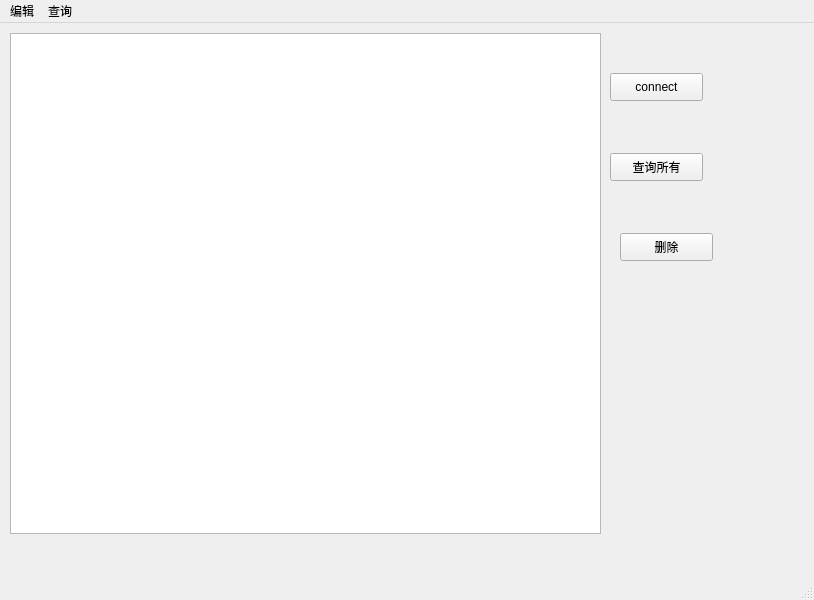
Old version of the form withmenu.ui in the repository kabu1204/ManagementSystem.
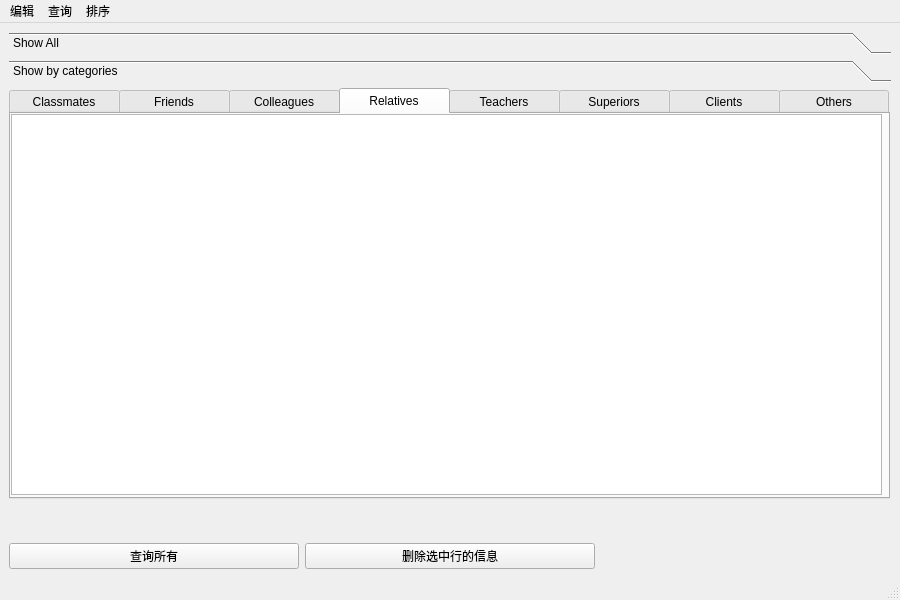
New version of the form.

Commit message: 完成列出所有信息和分类列出信息的功能。 完善了删除选中行信息的功能。

```diff
--- a/withmenu.ui
+++ b/withmenu.ui
@@ -6,7 +6,7 @@
    <rect>
     <x>0</x>
     <y>0</y>
-    <width>814</width>
+    <width>900</width>
     <height>600</height>
    </rect>
   </property>
@@ -14,62 +14,208 @@
    <string>MainWindow</string>
   </property>
   <widget class="QWidget" name="centralwidget">
-   <widget class="QTableView" name="tableView">
-    <property name="geometry">
-     <rect>
-      <x>10</x>
-      <y>10</y>
-      <width>591</width>
-      <height>501</height>
-     </rect>
-    </property>
-   </widget>
-   <widget class="QPushButton" name="connectButton">
-    <property name="geometry">
-     <rect>
-      <x>610</x>
-      <y>50</y>
-      <width>93</width>
-      <height>28</height>
-     </rect>
-    </property>
-    <property name="text">
-     <string>connect</string>
-    </property>
-   </widget>
-   <widget class="QPushButton" name="queryButton_1">
-    <property name="geometry">
-     <rect>
-      <x>610</x>
-      <y>130</y>
-      <width>93</width>
-      <height>28</height>
-     </rect>
-    </property>
-    <property name="text">
-     <string>查询所有</string>
-    </property>
-   </widget>
-   <widget class="QPushButton" name="deleteButton_1">
-    <property name="geometry">
-     <rect>
-      <x>620</x>
-      <y>210</y>
-      <width>93</width>
-      <height>28</height>
-     </rect>
-    </property>
-    <property name="text">
-     <string>删除</string>
-    </property>
-   </widget>
+   <layout class="QGridLayout" name="gridLayout">
+    <item row="0" column="0" colspan="3">
+     <widget class="QToolBox" name="toolBox">
+      <property name="currentIndex">
+       <number>1</number>
+      </property>
+      <widget class="QWidget" name="page">
+       <property name="geometry">
+        <rect>
+         <x>0</x>
+         <y>0</y>
+         <width>878</width>
+         <height>432</height>
+        </rect>
+       </property>
+       <attribute name="label">
+        <string>Show All</string>
+       </attribute>
+       <widget class="QTableView" name="allTable">
+        <property name="geometry">
+         <rect>
+          <x>0</x>
+          <y>-10</y>
+          <width>871</width>
+          <height>421</height>
+         </rect>
+        </property>
+       </widget>
+      </widget>
+      <widget class="QWidget" name="page_2">
+       <property name="geometry">
+        <rect>
+         <x>0</x>
+         <y>0</y>
+         <width>878</width>
+         <height>432</height>
+        </rect>
+       </property>
+       <attribute name="label">
+        <string>Show by categories</string>
+       </attribute>
+       <widget class="QTabWidget" name="tabWidget">
+        <property name="geometry">
+         <rect>
+          <x>0</x>
+          <y>0</y>
+          <width>881</width>
+          <height>411</height>
+         </rect>
+        </property>
+        <property name="styleSheet">
+         <string notr="true">QTabBar::tab{width:110}</string>
+        </property>
+        <property name="currentIndex">
+         <number>3</number>
+        </property>
+        <widget class="QWidget" name="classmatestab">
+         <attribute name="title">
+          <string>Classmates</string>
+         </attribute>
+         <widget class="QTableView" name="classmatesTable">
+          <property name="geometry">
+           <rect>
+            <x>0</x>
+            <y>0</y>
+            <width>871</width>
+            <height>381</height>
+           </rect>
+          </property>
+         </widget>
+        </widget>
+        <widget class="QWidget" name="friendstab">
+         <attribute name="title">
+          <string>Friends</string>
+         </attribute>
+         <widget class="QTableView" name="friendsTable">
+          <property name="geometry">
+           <rect>
+            <x>0</x>
+            <y>0</y>
+            <width>871</width>
+            <height>381</height>
+           </rect>
+          </property>
+         </widget>
+        </widget>
+        <widget class="QWidget" name="colleaguestab">
+         <attribute name="title">
+          <string>Colleagues</string>
+         </attribute>
+         <widget class="QTableView" name="colleaguesTable">
+          <property name="geometry">
+           <rect>
+            <x>0</x>
+            <y>0</y>
+            <width>871</width>
+            <height>381</height>
+           </rect>
+          </property>
+         </widget>
+        </widget>
+        <widget class="QWidget" name="relativestab">
+         <attribute name="title">
+          <string>Relatives</string>
+         </attribute>
+         <widget class="QTableView" name="relativesTable">
+          <property name="geometry">
+           <rect>
+            <x>0</x>
+            <y>0</y>
+            <width>871</width>
+            <height>381</height>
+           </rect>
+          </property>
+         </widget>
+        </widget>
+        <widget class="QWidget" name="teacherstab">
+         <attribute name="title">
+          <string>Teachers</string>
+         </attribute>
+         <widget class="QTableView" name="teachersTable">
+          <property name="geometry">
+           <rect>
+            <x>0</x>
+            <y>0</y>
+            <width>871</width>
+            <height>381</height>
+           </rect>
+          </property>
+         </widget>
+        </widget>
+        <widget class="QWidget" name="superiorstab">
+         <attribute name="title">
+          <string>Superiors</string>
+         </attribute>
+         <widget class="QTableView" name="superiorsTable">
+          <property name="geometry">
+           <rect>
+            <x>0</x>
+            <y>0</y>
+            <width>871</width>
+            <height>381</height>
+           </rect>
+          </property>
+         </widget>
+        </widget>
+        <widget class="QWidget" name="clientstab">
+         <attribute name="title">
+          <string>Clients</string>
+         </attribute>
+         <widget class="QTableView" name="clientsTable">
+          <property name="geometry">
+           <rect>
+            <x>0</x>
+            <y>0</y>
+            <width>871</width>
+            <height>381</height>
+           </rect>
+          </property>
+         </widget>
+        </widget>
+        <widget class="QWidget" name="otherstab">
+         <attribute name="title">
+          <string>Others</string>
+         </attribute>
+         <widget class="QTableView" name="othersTable">
+          <property name="geometry">
+           <rect>
+            <x>0</x>
+            <y>0</y>
+            <width>871</width>
+            <height>381</height>
+           </rect>
+          </property>
+         </widget>
+        </widget>
+       </widget>
+      </widget>
+     </widget>
+    </item>
+    <item row="1" column="0">
+     <widget class="QPushButton" name="queryButton_1">
+      <property name="text">
+       <string>查询所有</string>
+      </property>
+     </widget>
+    </item>
+    <item row="1" column="1">
+     <widget class="QPushButton" name="deleteButton_1">
+      <property name="text">
+       <string>删除选中行的信息</string>
+      </property>
+     </widget>
+    </item>
+   </layout>
   </widget>
   <widget class="QMenuBar" name="menubar">
    <property name="geometry">
     <rect>
      <x>0</x>
      <y>0</y>
-     <width>814</width>
+     <width>900</width>
      <height>26</height>
     </rect>
    </property>
@@ -87,8 +233,30 @@
     <addaction name="action_3"/>
     <addaction name="action_4"/>
    </widget>
+   <widget class="QMenu" name="menu_3">
+    <property name="title">
+     <string>排序</string>
+    </property>
+    <widget class="QMenu" name="menu_5">
+     <property name="title">
+      <string>按照出生日期排序</string>
+     </property>
+     <addaction name="action_8"/>
+     <addaction name="action_9"/>
+    </widget>
+    <widget class="QMenu" name="menu_6">
+     <property name="title">
+      <string>按照名字排序</string>
+     </property>
+     <addaction name="action_12"/>
+     <addaction name="action_13"/>
+    </widget>
+    <addaction name="menu_5"/>
+    <addaction name="menu_6"/>
+   </widget>
    <addaction name="menu"/>
    <addaction name="menu_2"/>
+   <addaction name="menu_3"/>
   </widget>
   <widget class="QStatusBar" name="statusbar"/>
   <action name="action">
```
Left out of the diff: 25 changed lines with no effect on the pictures. The commit also changes 2 other files.
